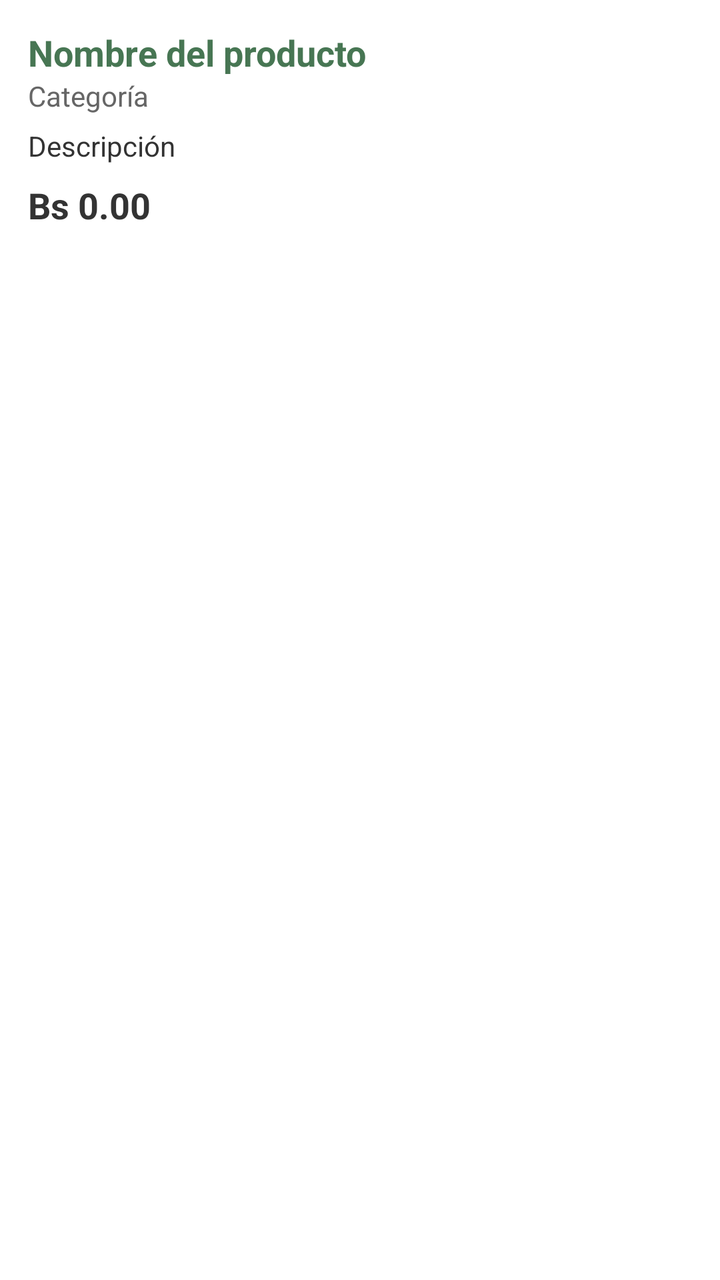
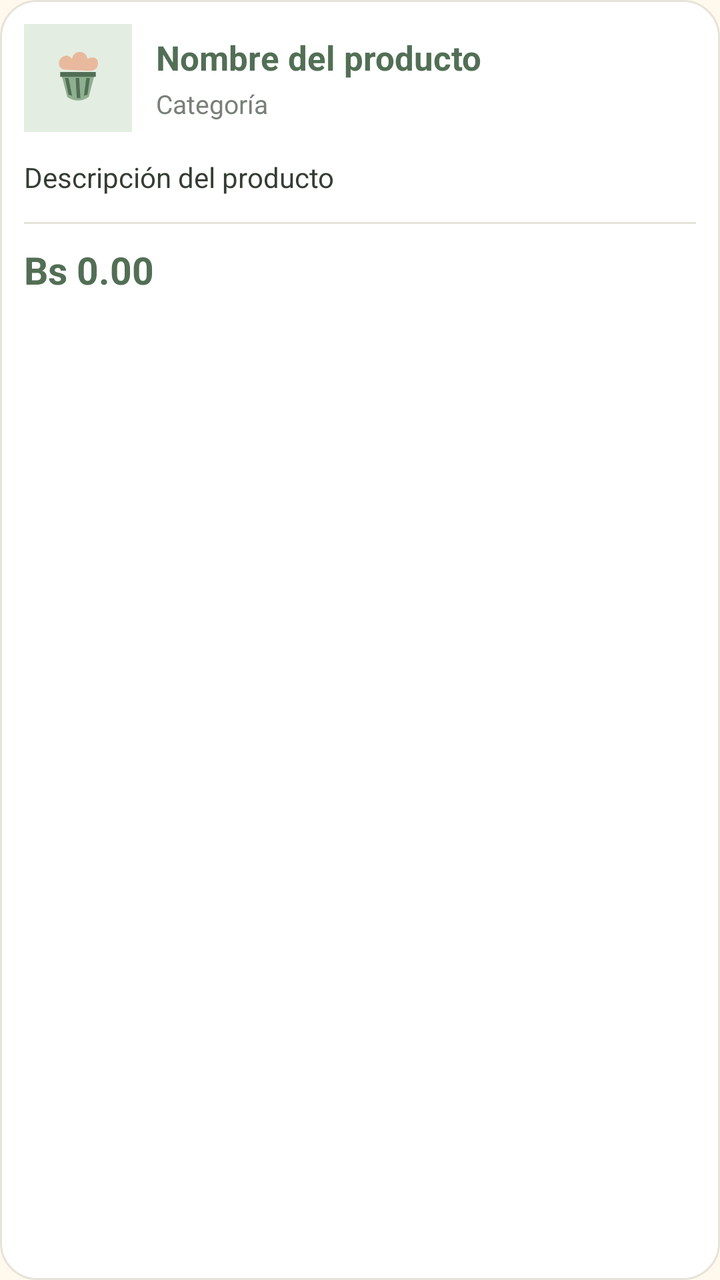

Before-and-after screenshots of an Android layout around one commit, followed by the original layout XML and the change that was made.
<!-- AndroidManifest.xml: application theme Theme.ValgreenMovil -->
<!-- res/layout/item_producto.xml -->
<?xml version="1.0" encoding="utf-8"?>
<LinearLayout xmlns:android="http://schemas.android.com/apk/res/android"
    android:layout_width="match_parent"
    android:layout_height="wrap_content"
    android:orientation="vertical"
    android:padding="14dp"
    android:layout_marginBottom="10dp"
    android:background="#FFFFFF">

    <TextView
        android:id="@+id/txtNombreProducto"
        android:layout_width="match_parent"
        android:layout_height="wrap_content"
        android:text="Nombre del producto"
        android:textSize="18sp"
        android:textStyle="bold"
        android:textColor="#477653" />

    <TextView
        android:id="@+id/txtCategoriaProducto"
        android:layout_width="match_parent"
        android:layout_height="wrap_content"
        android:text="Categoría"
        android:textSize="14sp"
        android:textColor="#666666" />

    <TextView
        android:id="@+id/txtDescripcionProducto"
        android:layout_width="match_parent"
        android:layout_height="wrap_content"
        android:layout_marginTop="6dp"
        android:text="Descripción"
        android:textSize="14sp"
        android:textColor="#333333" />

    <TextView
        android:id="@+id/txtPrecioProducto"
        android:layout_width="match_parent"
        android:layout_height="wrap_content"
        android:layout_marginTop="8dp"
        android:text="Bs 0.00"
        android:textSize="18sp"
        android:textStyle="bold"
        android:textColor="#333333" />

</LinearLayout>
<!-- resources referenced by this layout -->
<resources>
  <style name="Theme.ValgreenMovil" parent="Base.Theme.ValgreenMovil" />
  <style name="Base.Theme.ValgreenMovil" parent="Theme.Material3.DayNight.NoActionBar">
          
          
      </style>
</resources>

<!-- the commit's change to res/layout/item_producto.xml (unified diff, before → after) -->
@@ -2,45 +2,76 @@
 <LinearLayout xmlns:android="http://schemas.android.com/apk/res/android"
     android:layout_width="match_parent"
     android:layout_height="wrap_content"
-    android:orientation="vertical"
-    android:padding="14dp"
-    android:layout_marginBottom="10dp"
-    android:background="#FFFFFF">
+    android:layout_marginBottom="14dp"
+    android:background="@drawable/bg_product_card"
+    android:orientation="vertical">
 
-    <TextView
-        android:id="@+id/txtNombreProducto"
+    <LinearLayout
         android:layout_width="match_parent"
         android:layout_height="wrap_content"
-        android:text="Nombre del producto"
-        android:textSize="18sp"
-        android:textStyle="bold"
-        android:textColor="#477653" />
+        android:gravity="center_vertical"
+        android:orientation="horizontal">
 
-    <TextView
-        android:id="@+id/txtCategoriaProducto"
-        android:layout_width="match_parent"
-        android:layout_height="wrap_content"
-        android:text="Categoría"
-        android:textSize="14sp"
-        android:textColor="#666666" />
+        <ImageView
+            android:layout_width="54dp"
+            android:layout_height="54dp"
+            android:layout_marginEnd="12dp"
+            android:background="@color/sage_light"
+            android:padding="8dp"
+            android:contentDescription="Ilustración de repostería"
+            android:src="@drawable/ic_cupcake" />
+
+        <LinearLayout
+            android:layout_width="0dp"
+            android:layout_height="wrap_content"
+            android:layout_weight="1"
+            android:orientation="vertical">
+
+            <TextView
+                android:id="@+id/txtNombreProducto"
+                android:layout_width="match_parent"
+                android:layout_height="wrap_content"
+                android:text="Nombre del producto"
+                android:textColor="@color/sage_dark"
+                android:textSize="17sp"
+                android:textStyle="bold" />
+
+            <TextView
+                android:id="@+id/txtCategoriaProducto"
+                android:layout_width="match_parent"
+                android:layout_height="wrap_content"
+                android:layout_marginTop="3dp"
+                android:text="Categoría"
+                android:textColor="@color/text_secondary"
+                android:textSize="13sp" />
+
+        </LinearLayout>
+    </LinearLayout>
 
     <TextView
         android:id="@+id/txtDescripcionProducto"
         android:layout_width="match_parent"
         android:layout_height="wrap_content"
-        android:layout_marginTop="6dp"
-        android:text="Descripción"
+        android:layout_marginTop="13dp"
+        android:text="Descripción del producto"
+        android:textColor="@color/text_primary"
         android:textSize="14sp"
-        android:textColor="#333333" />
+        android:lineSpacingExtra="2dp" />
+
+    <View
+        android:layout_width="match_parent"
+        android:layout_height="1dp"
+        android:layout_marginTop="13dp"
+        android:layout_marginBottom="10dp"
+        android:background="@color/border_soft" />
 
     <TextView
         android:id="@+id/txtPrecioProducto"
         android:layout_width="match_parent"
         android:layout_height="wrap_content"
-        android:layout_marginTop="8dp"
         android:text="Bs 0.00"
-        android:textSize="18sp"
-        android:textStyle="bold"
-        android:textColor="#333333" />
+        android:textColor="@color/sage_dark"
+        android:textSize="19sp"
+        android:textStyle="bold" />
 
 </LinearLayout>
<!-- resource entries referenced after the edit -->
@@ -1,9 +1,70 @@
 <!-- resources referenced by this layout -->
 <resources>
+  <color name="border_soft">#E6E3D8</color>
+  <color name="sage_dark">#526F55</color>
+  <color name="sage_light">#E4EDE1</color>
+  <color name="text_primary">#343D34</color>
+  <color name="text_secondary">#788078</color>
+  <!-- drawable bg_product_card (drawable) -->
+  <?xml version="1.0" encoding="utf-8"?>
+  <shape xmlns:android="http://schemas.android.com/apk/res/android"
+      android:shape="rectangle">
+  
+      <solid android:color="@color/white" />
+  
+      <corners android:radius="18dp" />
+  
+      <stroke
+          android:width="1dp"
+          android:color="@color/border_soft" />
+  
+      <padding
+          android:left="12dp"
+          android:top="12dp"
+          android:right="12dp"
+          android:bottom="12dp" />
+  </shape>
+  <!-- drawable ic_cupcake (drawable) -->
+  <vector xmlns:android="http://schemas.android.com/apk/res/android"
+      android:width="64dp"
+      android:height="64dp"
+      android:viewportWidth="64"
+      android:viewportHeight="64">
+  
+      <path
+          android:fillColor="#E9B99D"
+          android:pathData="M22,25 C16,25 14,19 18,15 C21,12 25,13 27,16 C28,8 39,8 40,16 C46,12 51,17 48,23 C47,25 44,26 42,26 Z" />
+  
+      <path
+          android:fillColor="#8FAF91"
+          android:pathData="M18,29 L46,29 L41,48 Q32,54 23,48 Z" />
+  
+      <path
+          android:fillColor="#526F55"
+          android:pathData="M21,32 L24,46 L27,47 L24,32 Z M30,32 L31,49 L34,49 L33,32 Z M39,32 L37,47 L40,46 L42,32 Z" />
+  
+      <path
+          android:fillColor="#526F55"
+          android:pathData="M17,27 L47,27 L47,31 L17,31 Z" />
+  </vector>
   <style name="Theme.ValgreenMovil" parent="Base.Theme.ValgreenMovil" />
-  <style name="Base.Theme.ValgreenMovil" parent="Theme.Material3.DayNight.NoActionBar">
-          
-          
+  <color name="white">#FFFFFF</color>
+  <style name="Base.Theme.ValgreenMovil" parent="Theme.Material3.Light.NoActionBar">
+  
+          <item name="colorPrimary">@color/sage_dark</item>
+          <item name="colorOnPrimary">@color/white</item>
+  
+          <item name="colorSecondary">@color/sage_green</item>
+          <item name="colorOnSecondary">@color/text_primary</item>
+  
+          <item name="android:colorAccent">@color/sage_dark</item>
+          <item name="android:windowBackground">@color/cream</item>
+          <item name="android:statusBarColor">@color/cream</item>
+          <item name="android:navigationBarColor">@color/cream</item>
+          <item name="android:windowLightStatusBar">true</item>
+  
       </style>
+  <color name="sage_green">#8FAF91</color>
+  <color name="cream">#FFF8ED</color>
 </resources>
 
